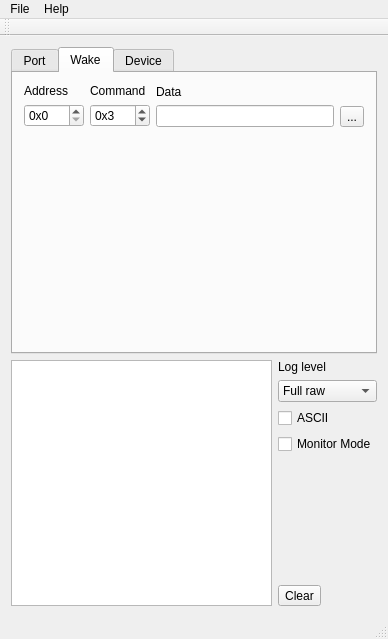
This is src/mainwindow.ui in ew1abz/qWake as Qt 5 draws it before an edit. The edited form follows.
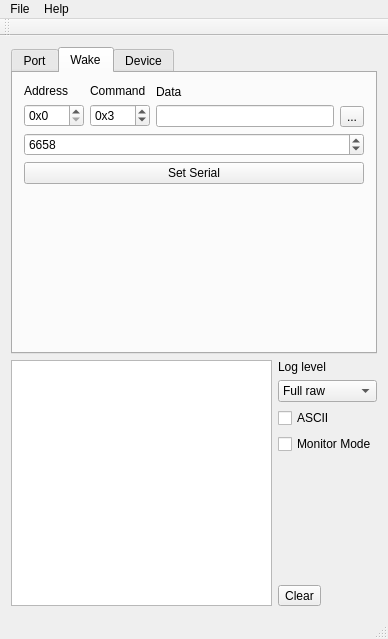
This is the edited form. The open tabs and pages were chosen to show the change. Icons and pictures are not drawn. Custom widgets are drawn as their Qt base class.

Commit message: Set serial.

Diff of the .ui file:
```diff
--- a/src/mainwindow.ui
+++ b/src/mainwindow.ui
@@ -432,6 +432,23 @@
           </item>
          </layout>
         </item>
+        <item>
+         <widget class="QSpinBox" name="sbSerial">
+          <property name="maximum">
+           <number>66535</number>
+          </property>
+          <property name="value">
+           <number>6658</number>
+          </property>
+         </widget>
+        </item>
+        <item>
+         <widget class="QPushButton" name="pbSetSerial">
+          <property name="text">
+           <string>Set Serial</string>
+          </property>
+         </widget>
+        </item>
         <item>
          <spacer name="verticalSpacer_2">
           <property name="orientation">
```
Left out of the diff: 2 changed lines with no effect on the pictures. The commit also changes 2 other files.
